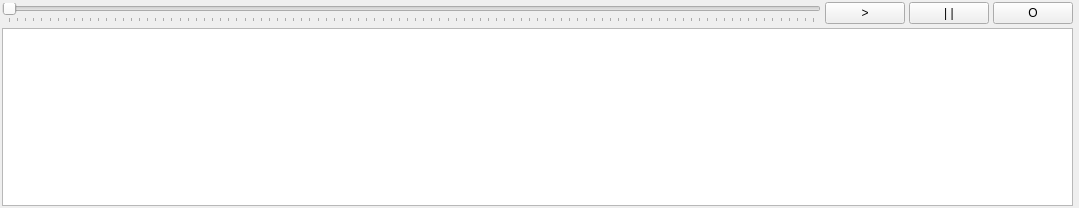
Qt form GUI/AnimationPanel.ui (maximlevitsky/animations-editor-bdmorph) before a commit.
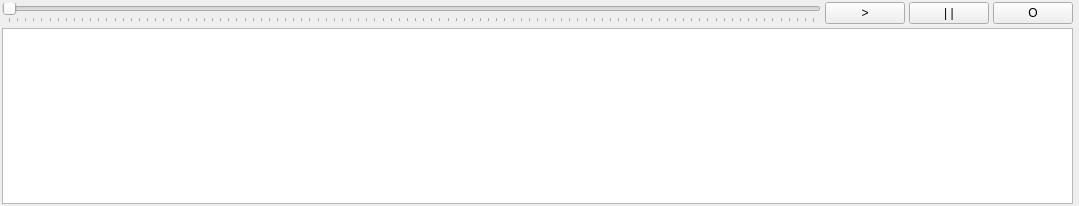
The same form after that commit.

Patch:
```diff
--- a/GUI/AnimationPanel.ui
+++ b/GUI/AnimationPanel.ui
@@ -7,7 +7,7 @@
     <x>0</x>
     <y>0</y>
     <width>1079</width>
-    <height>208</height>
+    <height>206</height>
    </rect>
   </property>
   <property name="features">
```
Left out of the diff: 8 changed lines with no effect on the pictures.
